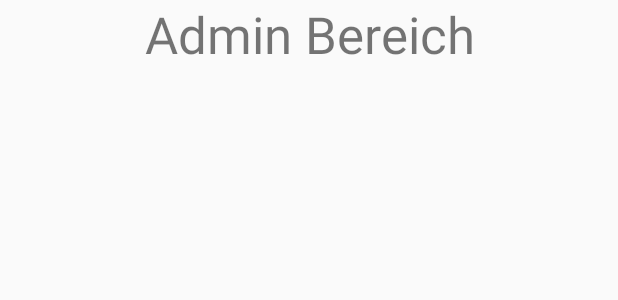
After one commit to EvilGhostDragon/ABI-Bierpass, an Android app: the layout fragment_admin.xml on its own in the app's theme, with its tools: preview values and no code run, on a phone screen of 412 x 824 dp. The commit adds this screen. Shown: the top 300 px of the screen. Run offline under Robolectric (Android 15) with nearby library versions, the phone set to English and light mode, and no system bars.

Commit message:
code - impl. admin area

```diff
--- a/app/build.gradle
+++ b/app/build.gradle
@@ -41,5 +41,7 @@ dependencies {
     implementation 'androidx.gridlayout:gridlayout:1.0.0'
     implementation("com.squareup.okhttp3:okhttp:4.1.0")
     implementation('com.google.code.gson:gson:2.8.0')
+    //noinspection GradleCompatible
+    implementation 'com.android.support:support-v4:28.0.0'
 
 }
--- a/app/src/main/java/in/heis/abibierpass/ProfileFragment.kt
+++ b/app/src/main/java/in/heis/abibierpass/ProfileFragment.kt
@@ -35,6 +35,11 @@ class ProfileFragment : Fragment() {
             permissionToString(token.getString("permission", "")!!.toInt())
 
 
+        //refresh_profile.setColorSchemeColors(Color.RED, Color.BLUE)
+
+
+
+
     }
 
     fun permissionToString(p: Int): String {
--- /dev/null
+++ b/app/src/main/res/layout/fragment_admin.xml
@@ -0,0 +1,21 @@
+<?xml version="1.0" encoding="utf-8"?>
+<LinearLayout xmlns:android="http://schemas.android.com/apk/res/android"
+		xmlns:tools="http://schemas.android.com/tools"
+		android:layout_width="match_parent"
+		android:layout_height="match_parent"
+		tools:context=".AdminFragment">
+
+	<androidx.swiperefreshlayout.widget.SwipeRefreshLayout
+			android:layout_width="match_parent"
+			android:layout_height="match_parent">
+
+		<TextView
+				android:layout_width="wrap_content"
+				android:layout_height="wrap_content"
+				android:layout_centerInParent="true"
+				android:gravity="center|top"
+				android:text="Admin Bereich"
+				android:textSize="34sp" />
+	</androidx.swiperefreshlayout.widget.SwipeRefreshLayout>
+
+</LinearLayout>
--- a/app/src/main/res/values/strings.xml
+++ b/app/src/main/res/values/strings.xml
@@ -11,6 +11,7 @@
 	<string name="menu_acc">Account</string>
 	<string name="menu_acc_login">Anmelden</string>
 	<string name="menu_acc_register">Registrieren</string>
+	<string name="menu_acc_admin">Admin Bereich</string>
 	<string name="menu_acc_profile">Profil</string>
 	<string name="menu_acc_logout">Abmelden</string>
 	<string name="menu_help">Hilfe</string>
@@ -39,6 +40,7 @@
 	<string name="txt_payId">Benutzer ID</string>
 	<string name="txt_permission">APP Berechtigung</string>
 	<string name="txt_newMail">Neue E-Mail Adresse</string>
+	<string name="txt_coins">Bier Coins</string>
 
 
 	<!-- TODO: Remove or change this placeholder text -->
--- a/build.gradle
+++ b/build.gradle
@@ -19,6 +19,7 @@ allprojects {
     repositories {
         google()
         jcenter()
+        maven { url 'https://maven.google.com' }
 
     }
 }
```
Also changed, not shown: app/src/main/java/in/heis/abibierpass/AdminFragment.kt (added, +26 -0 lines), app/src/main/java/in/heis/abibierpass/SelectMenu.kt (+13 -6 lines), app/src/main/res/layout/fragment_profile.xml (+29 -4 lines), app/src/main/res/menu/menu_main.xml (+7 -0 lines).
